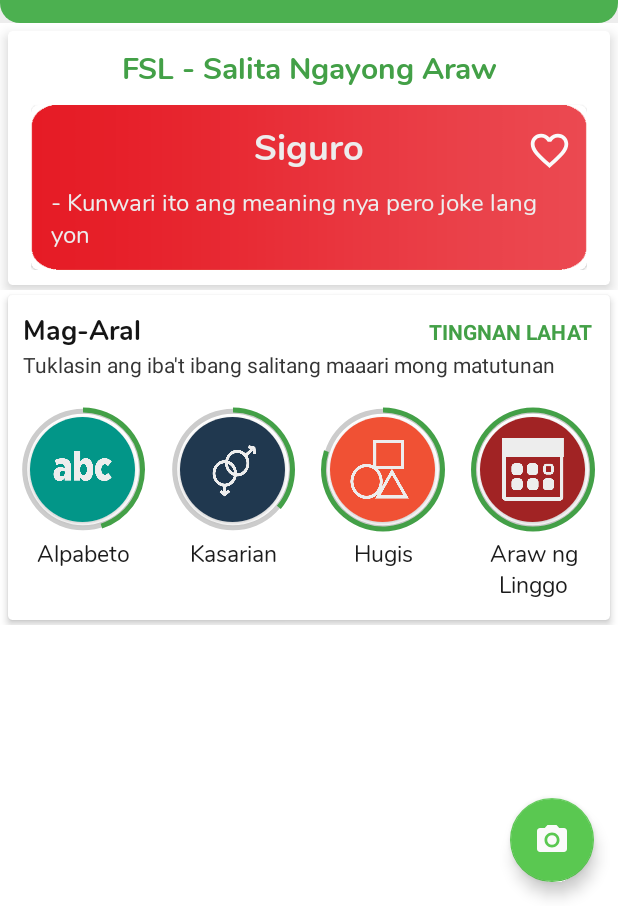
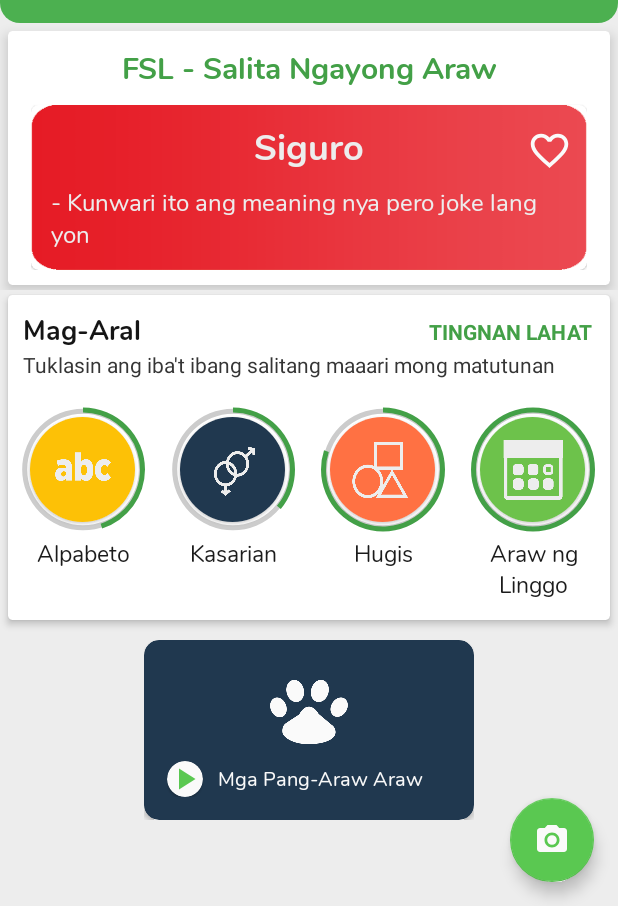
Before and after one commit to Jayveeeee24/iSpeak-Signs, an Android app: the screen it shows after launch (MainActivity), on a phone screen of 412 x 824 dp, the part 330-1236 px from its top. Run offline under Robolectric (Android 15) with nearby library versions, the phone set to English and light mode, and no system bars; our stand-ins replace navigation-ui.

Commit message:
v1.0r19 3/02

```diff
--- a/app/src/main/java/com/artemis/ispeaksigns/Recognize.java
+++ b/app/src/main/java/com/artemis/ispeaksigns/Recognize.java
@@ -16,15 +16,6 @@ public class Recognize extends AppCompatActivity {
     protected void onCreate(Bundle savedInstanceState) {
         super.onCreate(savedInstanceState);
         setContentView(R.layout.activity_recognize);
-
-        TextView txthatdog = findViewById(R.id.txthatdog);
-        txthatdog.setText("Hatdog");
-        txthatdog.setOnClickListener(new View.OnClickListener() {
-            @Override
-            public void onClick(View view) {
-                finish();
-            }
-        });
     }
 
 }
--- a/app/src/main/java/com/artemis/ispeaksigns/SplashActivity.java
+++ b/app/src/main/java/com/artemis/ispeaksigns/SplashActivity.java
@@ -38,7 +38,7 @@ public class SplashActivity extends AppCompatActivity {
                 startActivity(intent);
                 finish();
             }
-        }, 2200);
+        }, 2150);
 
     }
 }
--- a/app/src/main/java/com/artemis/ispeaksigns/main_fragments/nav_home.java
+++ b/app/src/main/java/com/artemis/ispeaksigns/main_fragments/nav_home.java
@@ -45,10 +45,11 @@ public class nav_home extends Fragment  {
         RecyclerView learnRecView = view.findViewById(R.id.learnRecycler);
         ArrayList<LearnCategoryItem> learnCategoryItems = new ArrayList<>();
 
+        //TODO change this into database dependent resources
        String[] imageUrls = new String[]
                {"ic_alpabeto", "ic_kasarian", "ic_hugis", "ic_araw_ng_linggo", "ic_pamilya"};
        String [] bgColors = new String[]
-               {"dark_cyan", "japanese_indigo", "carmine_pink", "auburn", "jungle_green"};
+               {"golden_puppy", "japanese_indigo", "outrageous_orange", "apple", "plump_purple"};
 
        int[] images = new int[]
                {
--- a/app/src/main/res/anim/card_clicked.xml
+++ /dev/null
@@ -1,12 +0,0 @@
-<?xml version="1.0" encoding="utf-8"?>
-<set xmlns:android="http://schemas.android.com/apk/res/android">
-    <scale
-        android:fromXScale = "1"
-        android:toXScale = "0.9"
-        android:fromYScale = "1"
-        android:toYScale = "0.9"
-        android:pivotX="50%"
-        android:pivotY="50%"
-        android:duration = "20">
-    </scale>
-</set>
--- /dev/null
+++ b/app/src/main/res/drawable/ic_play.xml
@@ -0,0 +1,10 @@
+<vector xmlns:android="http://schemas.android.com/apk/res/android"
+    android:width="24dp"
+    android:height="24dp"
+    android:viewportWidth="24"
+    android:viewportHeight="24"
+    android:tint="?attr/colorControlNormal">
+  <path
+      android:fillColor="@android:color/white"
+      android:pathData="M8,5v14l11,-7z"/>
+</vector>
--- a/app/src/main/res/layout/activity_recognize.xml
+++ b/app/src/main/res/layout/activity_recognize.xml
@@ -4,19 +4,9 @@
     xmlns:tools="http://schemas.android.com/tools"
     android:layout_width="match_parent"
     android:layout_height="match_parent"
-    tools:context=".Recognize">
+    tools:context=".Recognize"
+    android:background="@color/white_bg">
 
-    <androidx.core.widget.NestedScrollView
-        android:layout_width="match_parent"
-        android:layout_height="wrap_content">
 
-        <TextView
-            android:layout_width="wrap_content"
-            android:layout_height="wrap_content"
-            android:layout_marginTop="512dp"
-            android:layout_marginBottom="512dp"
-            android:id="@+id/txthatdog"/>
-
-    </androidx.core.widget.NestedScrollView>
 
 </FrameLayout>
--- a/app/src/main/res/layout/app_bar_main.xml
+++ b/app/src/main/res/layout/app_bar_main.xml
@@ -59,7 +59,7 @@
                     android:layout_marginStart="25dp"
                     android:layout_marginTop="20dp"
                     android:fontFamily="@font/nunito_bold"
-                    android:text="Kamusta,"
+                    android:text="@string/home_greeting1_label"
                     android:textColor="@color/white"
                     android:textSize="24sp" />
 
@@ -70,7 +70,7 @@
                     android:layout_below="@+id/txtHomeGreeting1"
                     android:layout_marginStart="25dp"
                     android:fontFamily="@font/nunito_bold"
-                    android:text="Magandang umaga sa iyo"
+                    android:text="@string/learn_greeting1_label"
                     android:textColor="@color/white"
                     android:textSize="18sp"/>
 
--- a/app/src/main/res/layout/category_list_item.xml
+++ b/app/src/main/res/layout/category_list_item.xml
@@ -28,12 +28,12 @@
                     android:id="@+id/imageBg"
                     android:layout_width="match_parent"
                     android:layout_height="match_parent"
-                    android:background="@color/carmine_pink">
+                    android:background="@color/golden_puppy">
 
                     <ImageView
                         android:id="@+id/imageCategory"
-                        android:layout_width="45dp"
-                        android:layout_height="45dp"
+                        android:layout_width="43dp"
+                        android:layout_height="43dp"
                         android:layout_centerInParent="true"
                         android:scaleType="fitXY"
                         android:tint="@color/white_bg" />
--- a/app/src/main/res/layout/fragment_home.xml
+++ b/app/src/main/res/layout/fragment_home.xml
@@ -4,7 +4,8 @@
     xmlns:app="http://schemas.android.com/apk/res-auto"
     android:layout_width="match_parent"
     android:layout_height="match_parent"
-    tools:context=".main_fragments.nav_home">
+    tools:context=".main_fragments.nav_home"
+    android:background="@color/white_bg">
 
     <RelativeLayout
         android:layout_width="match_parent"
@@ -87,6 +88,14 @@
 
         </androidx.cardview.widget.CardView>
 
+        <include
+            android:layout_height="wrap_content"
+            android:layout_width="wrap_content"
+            android:layout_below="@id/recyclerCard"
+            layout="@layout/video_category_item"
+            android:layout_centerHorizontal="true"
+            android:layout_margin="10dp"/>
+
     </RelativeLayout>
 
 </androidx.core.widget.NestedScrollView>
--- a/app/src/main/res/layout/home_fsl_card.xml
+++ b/app/src/main/res/layout/home_fsl_card.xml
@@ -51,7 +51,7 @@
                 app:layout_constraintTop_toBottomOf="@+id/txt_fsl_label">
 
                 <ImageView
-                    android:id="@+id/fsl_card_bg"
+                    android:id="@+id/home_fsl_card_bg"
                     android:layout_width="wrap_content"
                     android:layout_height="110dp"
                     android:scaleType="fitXY"
--- /dev/null
+++ b/app/src/main/res/layout/video_category_item.xml
@@ -0,0 +1,69 @@
+<?xml version="1.0" encoding="utf-8"?>
+<RelativeLayout xmlns:android="http://schemas.android.com/apk/res/android"
+    xmlns:tools="http://schemas.android.com/tools"
+    android:layout_width="match_parent"
+    android:layout_height="match_parent"
+    xmlns:app="http://schemas.android.com/apk/res-auto">
+
+    <com.google.android.material.card.MaterialCardView
+        android:id="@+id/videoCategoryParent"
+        android:layout_width="220dp"
+        android:layout_height="120dp"
+        android:clickable="true"
+        android:focusable="true"
+        app:cardCornerRadius="10dp"
+        app:cardElevation="2dp"
+        android:backgroundTint="@color/japanese_indigo">
+
+        <RelativeLayout
+            android:layout_width="match_parent"
+            android:layout_height="match_parent"
+            android:padding="15dp">
+
+            <ImageView
+                android:layout_width="70dp"
+                android:layout_height="70dp"
+                tools:ignore="ContentDescription"
+                android:layout_centerHorizontal="true"
+                android:src="@drawable/ic_hayop"
+                android:tint="@color/white"/>
+
+            <com.google.android.material.card.MaterialCardView
+                android:id="@+id/icon_play"
+                android:layout_width="wrap_content"
+                android:layout_height="wrap_content"
+                app:cardCornerRadius="90dp"
+                android:layout_alignParentBottom="true"
+                android:backgroundTint="@color/white">
+
+                <ImageView
+                    android:layout_width="wrap_content"
+                    android:layout_height="wrap_content"
+                    android:src="@drawable/ic_play"
+                    android:tint="@color/colorSecondary"
+                    android:contentDescription="Play"
+                    tools:ignore="HardcodedText" />
+
+
+            </com.google.android.material.card.MaterialCardView>
+
+            <TextView
+                android:layout_width="wrap_content"
+                android:layout_height="wrap_content"
+                android:layout_alignParentBottom="true"
+                android:text="Mga Pang-Araw Araw"
+                android:textColor="@color/white"
+                android:fontFamily="@font/nunito"
+                android:textSize="13sp"
+                android:layout_marginBottom="2dp"
+                android:layout_toEndOf="@id/icon_play"
+                android:layout_marginStart="10dp"
+                tools:ignore="HardcodedText" />
+
+        </RelativeLayout>
+
+    </com.google.android.material.card.MaterialCardView>
+
+
+
+</RelativeLayout>
--- a/app/src/main/res/values/color_categories.xml
+++ b/app/src/main/res/values/color_categories.xml
@@ -1,11 +1,16 @@
 <?xml version="1.0" encoding="utf-8"?>
 <resources>
     <!--    colors for categories-->
-    <color name="carmine_pink">#f05134</color>
-    <color name="dark_cyan">#029688</color>
     <color name="auburn">#a12324</color>
-    <color name="persian_red">#d32f2e</color>
-    <color name="japanese_indigo">#20384f</color>
+    <color name="razmataz">#E91E63</color>
     <color name="jungle_green">#26a499</color>
     <color name="bright_navy_blue">#1975d3</color>
+    <color name="cornflower_blue">#77a1f1</color>
+    <color name="plump_purple">#5D35B0</color>
+    <color name="japanese_indigo">#20384f</color>
+    <color name="golden_puppy">#FDC106</color>
+    <color name="outrageous_orange">#FF7143</color>
+    <color name="blue_cola">#0288D1</color>
+    <color name="apple">#6DC24B</color>
+    <color name="flame">#E54D26</color>
 </resources>
```
Also changed, not shown: 1 other file.
